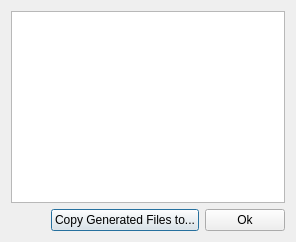
Before: the Qt Designer form consoleoutput.ui in DavidMCerdeira/EL-Configuration-Interface, drawn with Qt 5.
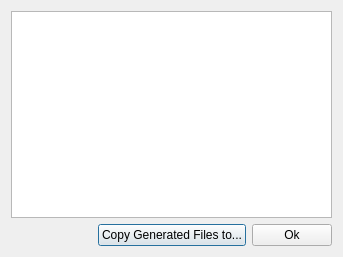
After: the same form once the commit is applied. Icons and pictures are not drawn.

Commit message: Ich habe die losung geschrieben

```diff
--- a/consoleoutput.ui
+++ b/consoleoutput.ui
@@ -2,6 +2,14 @@
 <ui version="4.0">
  <class>ConsoleOutput</class>
  <widget class="QDialog" name="ConsoleOutput">
+  <property name="geometry">
+   <rect>
+    <x>0</x>
+    <y>0</y>
+    <width>343</width>
+    <height>257</height>
+   </rect>
+  </property>
   <property name="sizePolicy">
    <sizepolicy hsizetype="MinimumExpanding" vsizetype="MinimumExpanding">
     <horstretch>0</horstretch>
@@ -18,6 +26,12 @@
   <layout class="QVBoxLayout" name="verticalLayout">
    <item>
     <widget class="QPlainTextEdit" name="consoleOutput">
+     <property name="font">
+      <font>
+       <family>Courier New</family>
+       <pointsize>8</pointsize>
+      </font>
+     </property>
      <property name="readOnly">
       <bool>true</bool>
      </property>
```
The commit also changes 2 other files.
